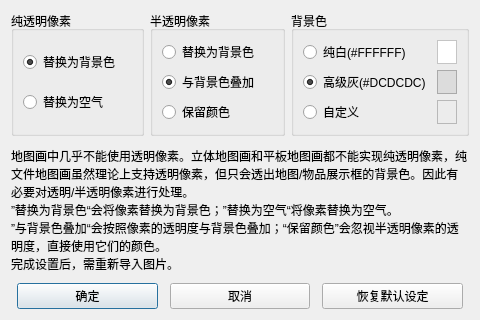
SlopeCraft/SlopeCraft, file SlopeCraft/TransparentStrategyWind.ui: the form before one commit.
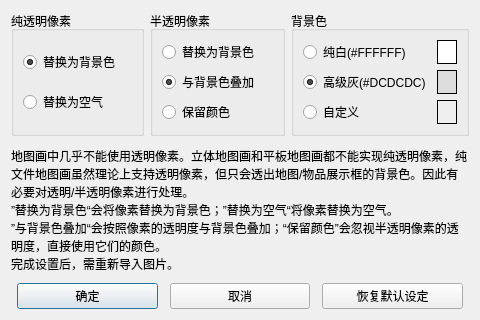
The form after the commit.

Commit message: implement custom background color for tpswind

Diff of the .ui file:
```diff
--- a/SlopeCraft/TransparentStrategyWind.ui
+++ b/SlopeCraft/TransparentStrategyWind.ui
@@ -51,7 +51,7 @@
          <string notr="true">background-color: rgb(255, 255, 255);</string>
         </property>
         <property name="frameShape">
-         <enum>QFrame::StyledPanel</enum>
+         <enum>QFrame::Box</enum>
         </property>
         <property name="text">
          <string/>
@@ -67,8 +67,11 @@
       </item>
       <item row="2" column="1">
        <widget class="QLabel" name="lb_show_custom_color">
+        <property name="autoFillBackground">
+         <bool>true</bool>
+        </property>
         <property name="frameShape">
-         <enum>QFrame::StyledPanel</enum>
+         <enum>QFrame::Box</enum>
         </property>
         <property name="text">
          <string/>
@@ -81,7 +84,7 @@
          <string notr="true">background-color: rgb(220, 220, 220);</string>
         </property>
         <property name="frameShape">
-         <enum>QFrame::StyledPanel</enum>
+         <enum>QFrame::Box</enum>
         </property>
         <property name="text">
          <string/>
```
The commit also changes 2 other files.
